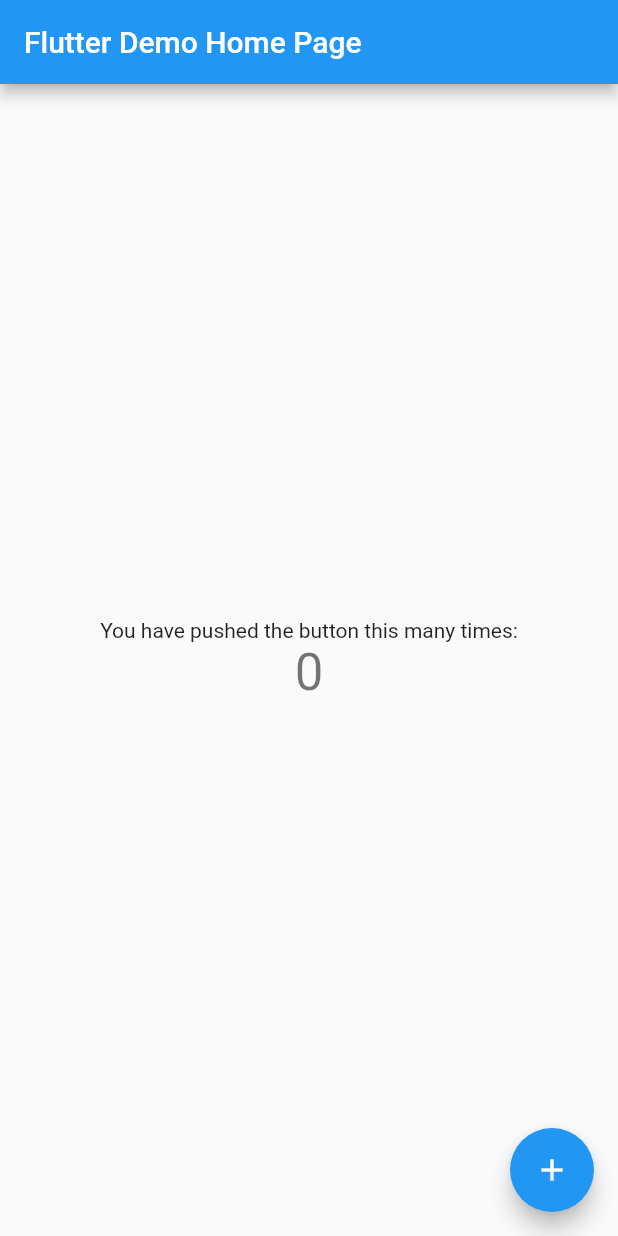
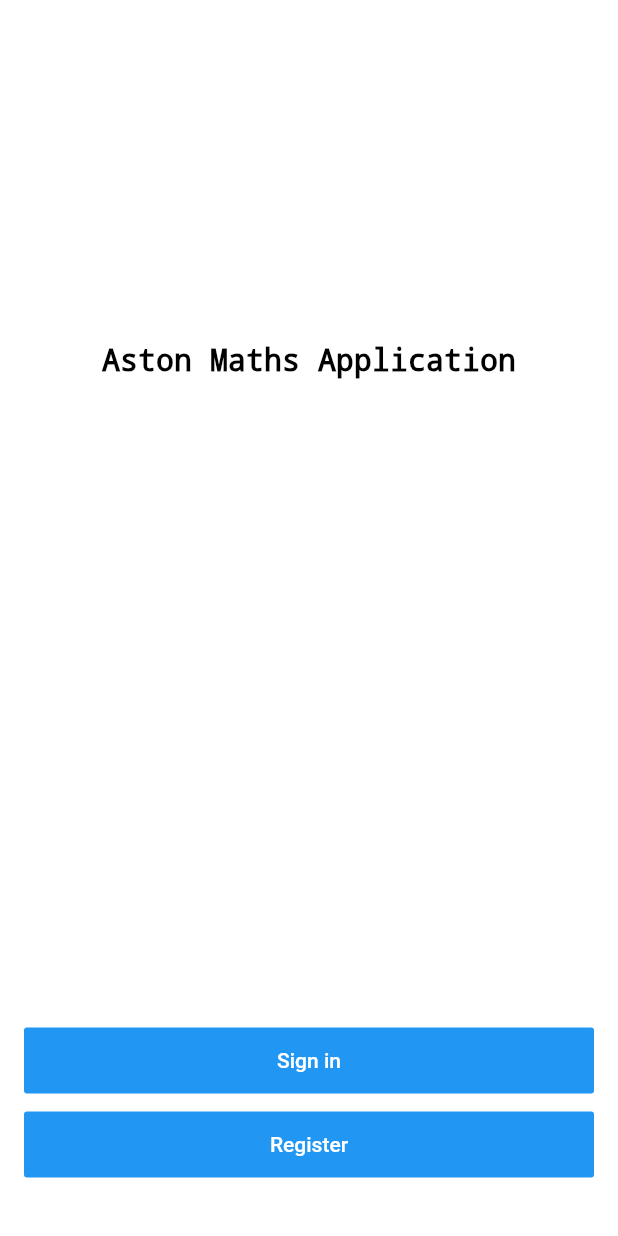
Before and after one commit to InderPanesar/Project-MathApp, a Flutter app: the screen it shows after launch, on a phone screen of 412 x 824 dp. Run offline on Flutter 3.47's test engine with Material 2 defaults, Android fonts, the phone set to English and light mode, and no system bars; our stand-ins replace get.

Commit message:
Add basic welcome screen -> login -> home page flow

```diff
--- a/aston_math_application/lib/main.dart
+++ b/aston_math_application/lib/main.dart
@@ -1,4 +1,6 @@
+import 'package:aston_math_application/ui/screens/landing/landing_page.dart';
 import 'package:flutter/material.dart';
+import 'package:get/get.dart';
 
 void main() {
   runApp(MyApp());
@@ -10,104 +12,7 @@
   Widget build(BuildContext context) {
     return MaterialApp(
       title: 'Flutter Demo',
-      theme: ThemeData(
-        // This is the theme of your application.
-        //
-        // Try running your application with "flutter run". You'll see the
-        // application has a blue toolbar. Then, without quitting the app, try
-        // changing the primarySwatch below to Colors.green and then invoke
-        // "hot reload" (press "r" in the console where you ran "flutter run",
-        // or simply save your changes to "hot reload" in a Flutter IDE).
-        // Notice that the counter didn't reset back to zero; the application
-        // is not restarted.
-        primarySwatch: Colors.blue,
-      ),
-      home: MyHomePage(title: 'Flutter Demo Home Page'),
+      home: LandingPageWidget(),
     );
   }
 }
-
-class MyHomePage extends StatefulWidget {
-  MyHomePage({Key key, this.title}) : super(key: key);
-
-  // This widget is the home page of your application. It is stateful, meaning
-  // that it has a State object (defined below) that contains fields that affect
-  // how it looks.
-
-  // This class is the configuration for the state. It holds the values (in this
-  // case the title) provided by the parent (in this case the App widget) and
-  // used by the build method of the State. Fields in a Widget subclass are
-  // always marked "final".
-
-  final String title;
-
-  @override
-  _MyHomePageState createState() => _MyHomePageState();
-}
-
-class _MyHomePageState extends State<MyHomePage> {
-  int _counter = 0;
-
-  void _incrementCounter() {
-    setState(() {
-      // This call to setState tells the Flutter framework that something has
-      // changed in this State, which causes it to rerun the build method below
-      // so that the display can reflect the updated values. If we changed
-      // _counter without calling setState(), then the build method would not be
-      // called again, and so nothing would appear to happen.
-      _counter++;
-    });
-  }
-
-  @override
-  Widget build(BuildContext context) {
-    // This method is rerun every time setState is called, for instance as done
-    // by the _incrementCounter method above.
-    //
-    // The Flutter framework has been optimized to make rerunning build methods
-    // fast, so that you can just rebuild anything that needs updating rather
-    // than having to individually change instances of widgets.
-    return Scaffold(
-      appBar: AppBar(
-        // Here we take the value from the MyHomePage object that was created by
-        // the App.build method, and use it to set our appbar title.
-        title: Text(widget.title),
-      ),
-      body: Center(
-        // Center is a layout widget. It takes a single child and positions it
-        // in the middle of the parent.
-        child: Column(
-          // Column is also a layout widget. It takes a list of children and
-          // arranges them vertically. By default, it sizes itself to fit its
-          // children horizontally, and tries to be as tall as its parent.
-          //
-          // Invoke "debug painting" (press "p" in the console, choose the
-          // "Toggle Debug Paint" action from the Flutter Inspector in Android
-          // Studio, or the "Toggle Debug Paint" command in Visual Studio Code)
-          // to see the wireframe for each widget.
-          //
-          // Column has various properties to control how it sizes itself and
-          // how it positions its children. Here we use mainAxisAlignment to
-          // center the children vertically; the main axis here is the vertical
-          // axis because Columns are vertical (the cross axis would be
-          // horizontal).
-          mainAxisAlignment: MainAxisAlignment.center,
-          children: <Widget>[
-            Text(
-              'You have pushed the button this many times:',
-            ),
-            Text(
-              '$_counter',
-              style: Theme.of(context).textTheme.headline4,
-            ),
-          ],
-        ),
-      ),
-      floatingActionButton: FloatingActionButton(
-        onPressed: _incrementCounter,
-        tooltip: 'Increment',
-        child: Icon(Icons.add),
-      ), // This trailing comma makes auto-formatting nicer for build methods.
-    );
-  }
-}
--- /dev/null
+++ b/aston_math_application/lib/ui/screens/landing/landing_page.dart
@@ -0,0 +1,60 @@
+import 'package:aston_math_application/ui/screens/login/login_page.dart';
+import 'package:aston_math_application/util/styles/ButtonStyles.dart';
+import 'package:flutter/material.dart';
+import 'package:get/get.dart';
+
+class LandingPageWidget extends StatelessWidget {
+
+  void onSignInPressed(BuildContext context) {
+    Navigator.push(
+      context,
+      MaterialPageRoute(builder: (context) => LoginPageWidget()),
+    );
+  }
+
+  void onRegisterPressed() {
+    // Intentionally blank
+  }
+
+  @override
+  Widget build(BuildContext context) {
+    return Container(
+      color: Colors.white,
+      child: Stack(
+        children: [
+          Container(
+            alignment: Alignment.topCenter,
+            margin: EdgeInsets.only(top: 228),
+            child: Text(
+              "Aston Maths Application",
+              //ToDo: Add default textStyle to spage. (DefaultTextStyle)
+              style: TextStyle(fontWeight: FontWeight.bold, fontSize: 20, color: Colors.black, decoration: TextDecoration.none),
+            ),
+          ),
+          Column(
+            mainAxisAlignment: MainAxisAlignment.end,
+            crossAxisAlignment: CrossAxisAlignment.stretch,
+            children: [
+              Container(
+                child: TextButton(
+                  child: Text('Sign in'),
+                  style: flatButtonStyle,
+                  onPressed: () => onSignInPressed(context),
+                ),
+                margin: EdgeInsets.symmetric(vertical: 4, horizontal: 16),
+              ),
+              Container(
+                child: TextButton(
+                  child: Text('Register'),
+                  style: flatButtonStyle,
+                  onPressed: () => onRegisterPressed(),
+                ),
+                margin: EdgeInsets.fromLTRB(16, 4, 16, 37),
+              )
+            ],
+          )
+        ],
+      )
+    );
+  }
+}
--- /dev/null
+++ b/aston_math_application/lib/util/styles/ButtonStyles.dart
@@ -0,0 +1,11 @@
+import 'package:flutter/material.dart';
+
+final ButtonStyle flatButtonStyle = TextButton.styleFrom(
+  primary: Colors.white,
+  minimumSize: Size(88, 44),
+  padding: EdgeInsets.symmetric(horizontal: 16.0),
+  shape: const RoundedRectangleBorder(
+    borderRadius: BorderRadius.all(Radius.circular(2.0)),
+  ),
+  backgroundColor: Colors.blue,
+);
--- a/aston_math_application/pubspec.yaml
+++ b/aston_math_application/pubspec.yaml
@@ -41,6 +41,7 @@
   firebase_core: ^1.2.0
   firebase_crashlytics: ^2.0.4
   permission_handler: ^8.0.0+2
+  get: ^4.1.4
   # The following adds the Cupertino Icons font to your application.
   # Use with the CupertinoIcons class for iOS style icons.
   cupertino_icons: ^1.0.2
```
Also changed, not shown: aston_math_application/lib/ui/screens/home/home_page.dart (added, +41 -0 lines), aston_math_application/lib/ui/screens/login/login_page.dart (added, +76 -0 lines), aston_math_application/pubspec.lock.
